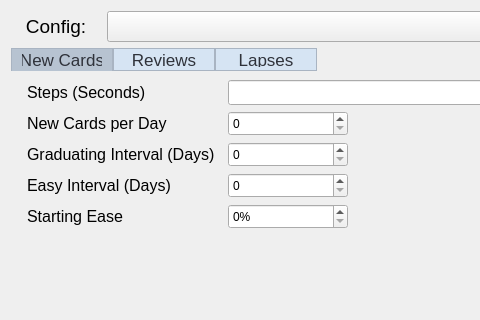
The window that deckoptions.ui (Drewfett/FlashcardsNEA) describes before a commit, drawn with Qt 5; both pictures show x 0 to 480 and y 0 to 320 of the 613 by 535 pixel window.
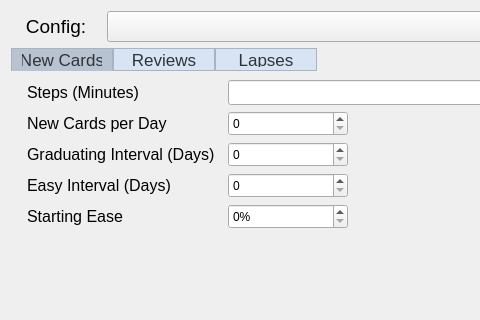
The same window after the commit.

What changed in the file:
```diff
--- a/deckoptions.ui
+++ b/deckoptions.ui
@@ -191,7 +191,7 @@
 padding: 3px;</string>
            </property>
            <property name="text">
-            <string>Steps (Seconds)</string>
+            <string>Steps (Minutes)</string>
            </property>
            <property name="alignment">
             <set>Qt::AlignLeading|Qt::AlignLeft|Qt::AlignVCenter</set>
```
